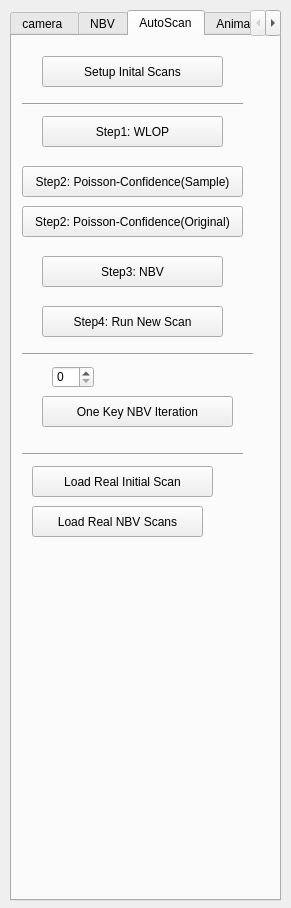
sunwaylive/quality-driven-poisson-guided-autoscanning, file Point Cloud/UI/camera_para.ui: the form before one commit.
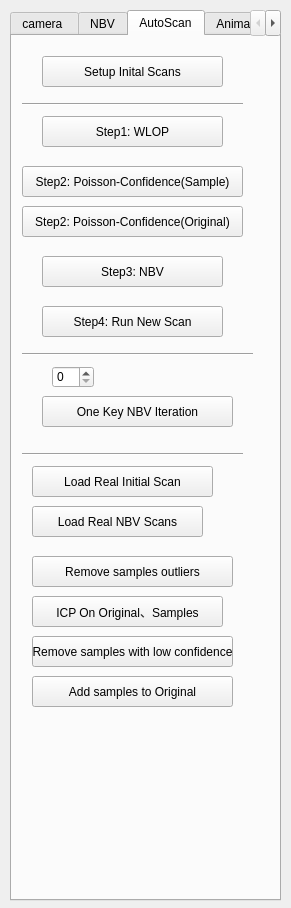
The form after the commit. The open tabs and pages were chosen to show the change.

Commit message: added 4 buttons in Camera UI for adding new samples

The edit to the form file:
```diff
--- a/Point Cloud/UI/camera_para.ui
+++ b/Point Cloud/UI/camera_para.ui
@@ -323,19 +323,6 @@
       <enum>Qt::Horizontal</enum>
      </property>
     </widget>
-    <widget class="QPushButton" name="pushButton_ICP">
-     <property name="geometry">
-      <rect>
-       <x>36</x>
-       <y>791</y>
-       <width>191</width>
-       <height>31</height>
-      </rect>
-     </property>
-     <property name="text">
-      <string>ICP On Original、Samples</string>
-     </property>
-    </widget>
     <widget class="QDoubleSpinBox" name="doubleSpinBox_merge_confidence_threshold">
      <property name="geometry">
       <rect>
@@ -1050,6 +1037,58 @@
       <string>Load Real Initial Scan</string>
      </property>
     </widget>
+    <widget class="QPushButton" name="pushButton_remove_low_confidence_samples">
+     <property name="geometry">
+      <rect>
+       <x>20</x>
+       <y>600</y>
+       <width>201</width>
+       <height>31</height>
+      </rect>
+     </property>
+     <property name="text">
+      <string>Remove samples with low confidence</string>
+     </property>
+    </widget>
+    <widget class="QPushButton" name="pushButton_add_samples_to_original">
+     <property name="geometry">
+      <rect>
+       <x>20</x>
+       <y>640</y>
+       <width>201</width>
+       <height>31</height>
+      </rect>
+     </property>
+     <property name="text">
+      <string>Add samples to Original</string>
+     </property>
+    </widget>
+    <widget class="QPushButton" name="pushButton_ICP">
+     <property name="geometry">
+      <rect>
+       <x>20</x>
+       <y>560</y>
+       <width>191</width>
+       <height>31</height>
+      </rect>
+     </property>
+     <property name="text">
+      <string>ICP On Original、Samples</string>
+     </property>
+    </widget>
+    <widget class="QPushButton" name="pushButton_remove_sample_outliers">
+     <property name="geometry">
+      <rect>
+       <x>20</x>
+       <y>520</y>
+       <width>201</width>
+       <height>31</height>
+      </rect>
+     </property>
+     <property name="text">
+      <string>Remove samples outliers</string>
+     </property>
+    </widget>
    </widget>
    <widget class="QWidget" name="tab_4">
     <attribute name="title">
```
Left out of the diff: 2 changed lines with no effect on the pictures. The commit also changes 3 other files.
